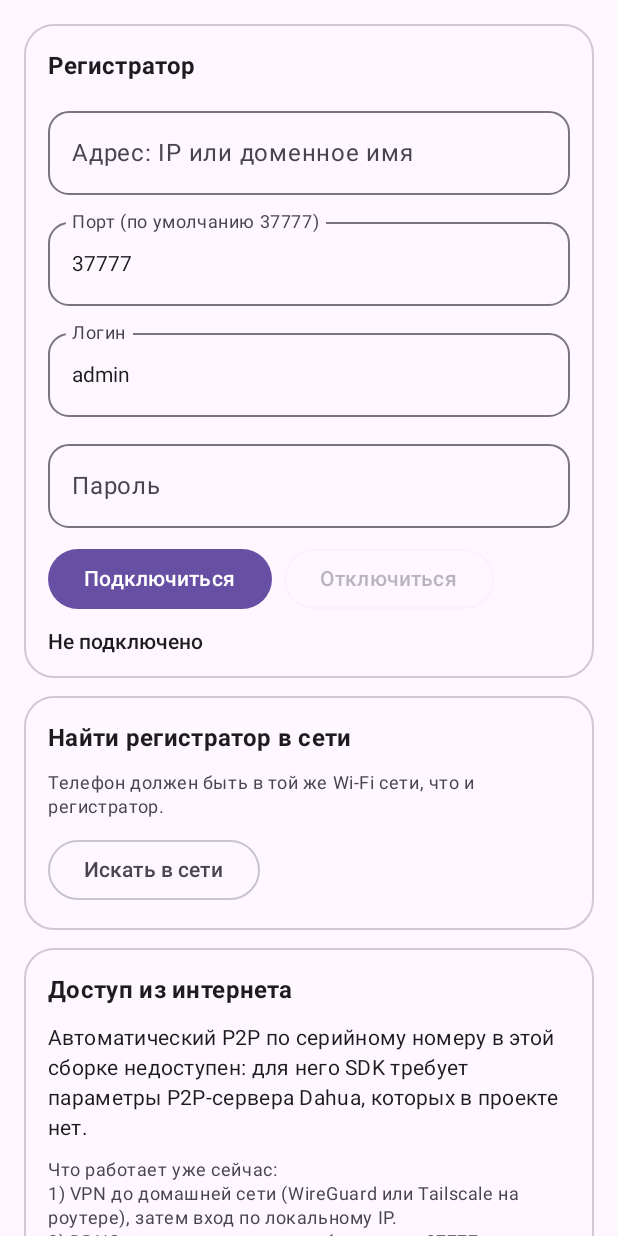
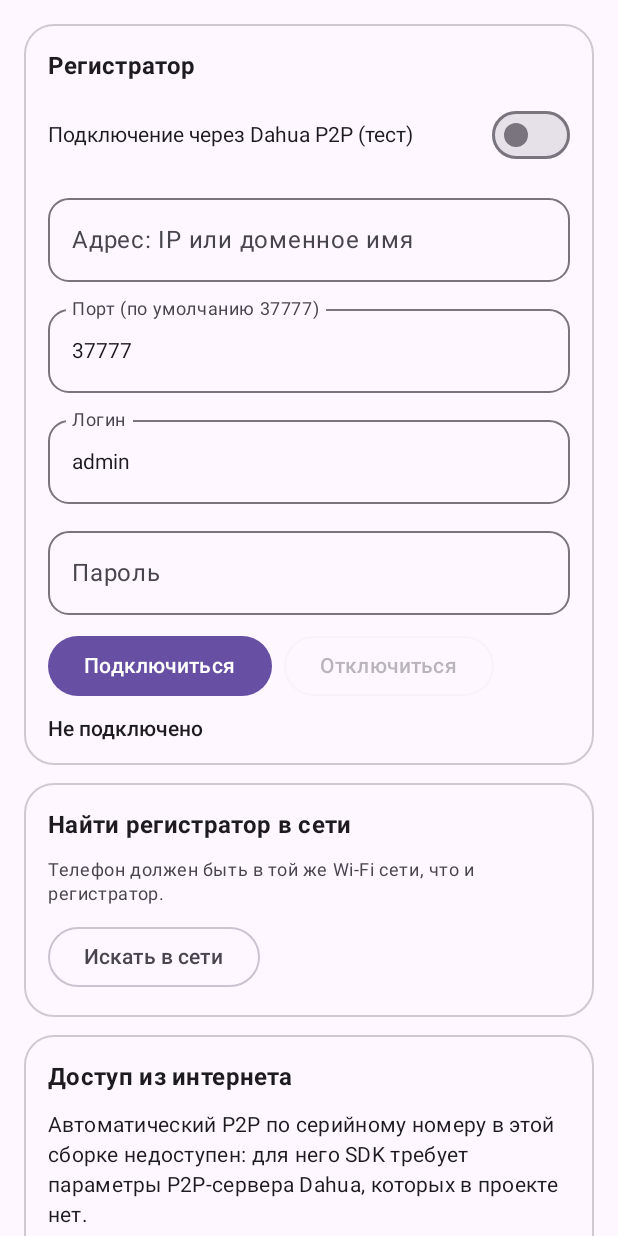
Before and after one commit to Daliar26/DahuaDownloader, an Android app built with Jetpack Compose: the composable ConnectionTab shown on its own in the app's theme, on a phone screen of 412 x 824 dp. Run offline under Robolectric (Android 15) with nearby library versions, the phone set to English and light mode, and no system bars.

Commit message:
Add experimental Dahua P2P connection option

```diff
--- a/app/src/main/java/ru/dahuatools/downloader/MainActivity.kt
+++ b/app/src/main/java/ru/dahuatools/downloader/MainActivity.kt
@@ -275,9 +275,19 @@ private fun ConnectionTab(vm: AppViewModel) {
         item {
             AppCard {
                 Text("Регистратор", style = MaterialTheme.typography.titleMedium, fontWeight = FontWeight.Bold)
-                Field(vm.ip, { vm.ip = it }, "Адрес: IP или доменное имя", enabled = !vm.connected)
-                Field(vm.port, { vm.port = it }, "Порт (по умолчанию 37777)",
-                    keyboard = KeyboardType.Number, enabled = !vm.connected)
+                Row(verticalAlignment = Alignment.CenterVertically) {
+                    Text("Подключение через Dahua P2P (тест)", modifier = Modifier.weight(1f))
+                    Switch(checked = vm.p2pEnabled, onCheckedChange = { vm.setP2pEnabled(it) },
+                        enabled = !vm.connected && !vm.busy)
+                }
+                if (vm.p2pEnabled) {
+                    Field(vm.p2pSerial, { vm.p2pSerial = it }, "Серийный номер (SN)", enabled = !vm.connected)
+                    Hint("P2P использует серийный номер и учётные данные регистратора. Совместимость порта 37777 зависит от модели и прошивки.")
+                } else {
+                    Field(vm.ip, { vm.ip = it }, "Адрес: IP или доменное имя", enabled = !vm.connected)
+                    Field(vm.port, { vm.port = it }, "Порт (по умолчанию 37777)",
+                        keyboard = KeyboardType.Number, enabled = !vm.connected)
+                }
                 Field(vm.user, { vm.user = it }, "Логин", enabled = !vm.connected)
                 Field(vm.password, { vm.password = it }, "Пароль", password = true, enabled = !vm.connected)
                 Row(horizontalArrangement = Arrangement.spacedBy(8.dp)) {
```
